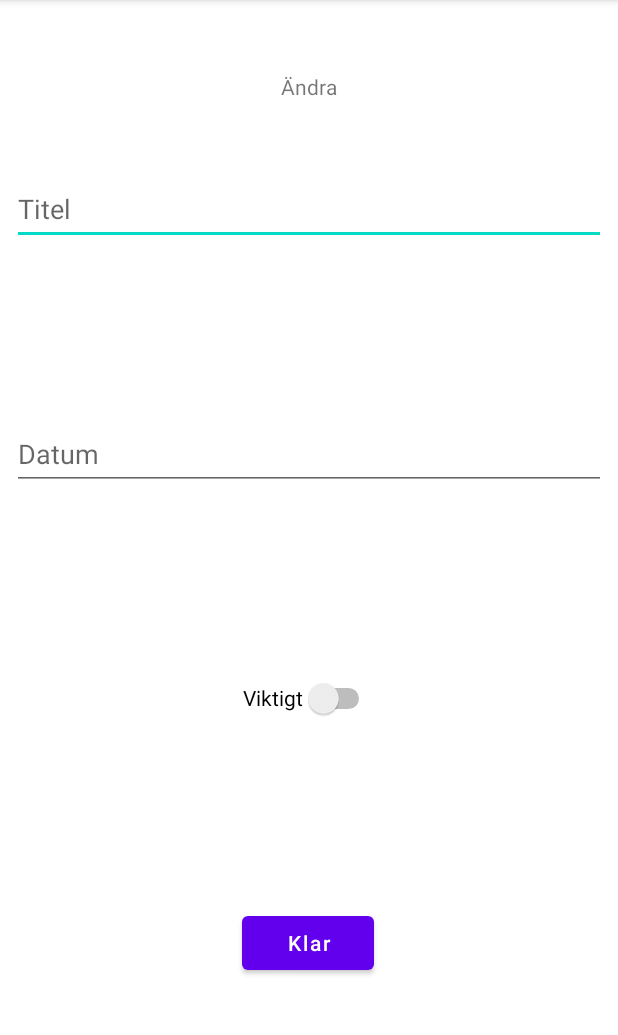
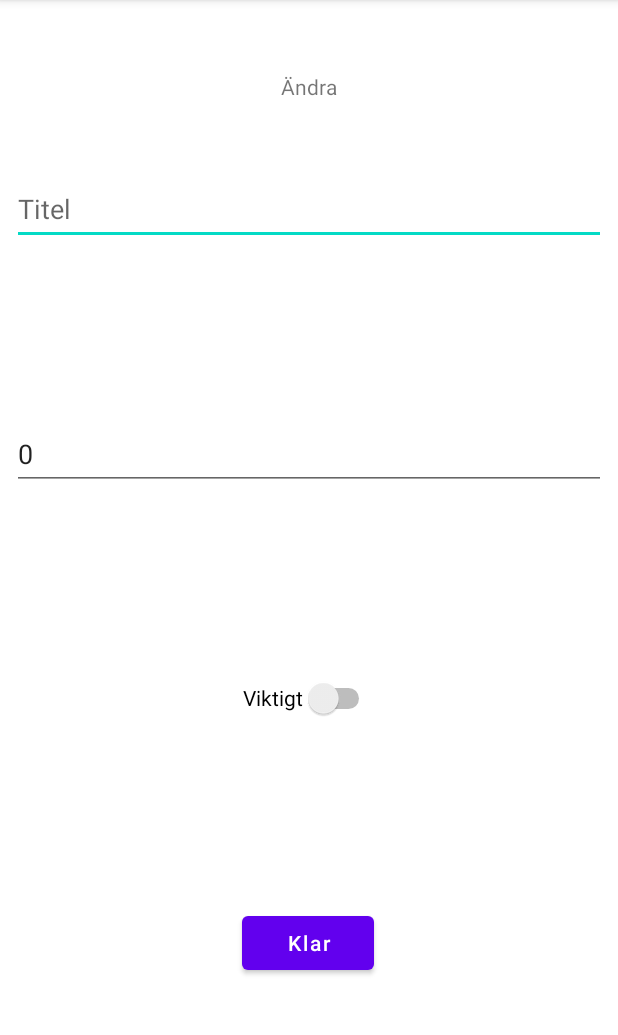
Before and after one commit to TorosK/FCC_SQLite_demo, an Android app: the UpdateReminderActivity screen opened directly, with no data from a screen before it, on a phone screen of 412 x 824 dp, the part 84-1119 px from its top. Run offline under Robolectric (Android 15) with nearby library versions, the phone set to English and light mode, and no system bars.

Commit message:
edit reminder is done. Next is Camera QR code scan

```diff
--- a/app/src/main/java/com/example/fcc_sqlite_demo/DataBaseHelper.java
+++ b/app/src/main/java/com/example/fcc_sqlite_demo/DataBaseHelper.java
@@ -89,7 +89,7 @@ public class DataBaseHelper extends SQLiteOpenHelper {
     }
 
     // Update method
-    public void updateReminder(String originalTitle, String title, int date, boolean important) { // do we also need reminderID ??
+    public void updateReminder(int id, String title, int date, boolean important) {
 
         // calling a method to get writable database.
         SQLiteDatabase sqLiteDatabase = this.getWritableDatabase();
@@ -97,13 +97,14 @@ public class DataBaseHelper extends SQLiteOpenHelper {
 
         // on below line we are passing all values
         // along with its key and value pair.
+        values.put(REMINDER_COLUMN_ID, id);
         values.put(REMINDER_COLUMN_TITLE, title);
         values.put(REMINDER_COLUMN_DATE, date);
         values.put(REMINDER_COLUMN_IS_IMPORTANT, important);
 
         // on below line we are calling a update method to update our database and passing our values.
         // and we are comparing it with title of our reminder which is stored in original title variable. // But why compare?
-        sqLiteDatabase.update(REMINDER_TABLE, values, "TITLE=?", new String[]{originalTitle});
+        sqLiteDatabase.update(REMINDER_TABLE, values, "ID=?", new String[]{id + ""});
         sqLiteDatabase.close();
     }
 }
--- a/app/src/main/java/com/example/fcc_sqlite_demo/UpdateReminderActivity.java
+++ b/app/src/main/java/com/example/fcc_sqlite_demo/UpdateReminderActivity.java
@@ -2,13 +2,76 @@ package com.example.fcc_sqlite_demo;
 
 import androidx.appcompat.app.AppCompatActivity;
 
+import android.content.Intent;
 import android.os.Bundle;
+import android.view.View;
+import android.widget.Button;
+import android.widget.EditText;
+import android.widget.Switch;
+import android.widget.Toast;
 
 public class UpdateReminderActivity extends AppCompatActivity {
+
+    // variables for our edit text, button, strings and dbhandler class.
+    private EditText reminderTitleEdit;
+    private EditText reminderDateEdit;
+    private Switch reminderImportanceEdit;
+    private Button updateReminderButton;
+    private DataBaseHelper dataBaseHelper;
+    int reminderID;
+    String reminderTitle;
+    int reminderDate;
+    boolean reminderImportance;
 
     @Override
     protected void onCreate(Bundle savedInstanceState) {
         super.onCreate(savedInstanceState);
         setContentView(R.layout.activity_update_reminder);
+
+        // initializing all our variables.
+        reminderTitleEdit = findViewById(R.id.idEdtReminderTitle);
+        reminderDateEdit = findViewById(R.id.idEdtReminderDate);
+        reminderImportanceEdit = findViewById(R.id.switch_reminder_Is_Important);
+        updateReminderButton = findViewById(R.id.idBtnUpdateReminder);
+
+        // on below line we are initialing our dbhandler class.
+        dataBaseHelper = new DataBaseHelper(UpdateReminderActivity.this);
+
+        // on below lines we are getting data which
+        // we passed in our adapter class.
+        reminderID = getIntent().getIntExtra("ID", 0);
+        reminderTitle = getIntent().getStringExtra("Title");
+        reminderDate = getIntent().getIntExtra("Date", 0);
+        reminderImportance = getIntent().getBooleanExtra("Important", false);
+
+        // setting data to edit text
+        // of our update activity.
+        reminderTitleEdit.setText(reminderTitle);
+        reminderDateEdit.setText(Integer.toString(reminderDate));
+        reminderImportanceEdit.setChecked(reminderImportance);
+
+        // adding on click listener to our update course button.
+        updateReminderButton.setOnClickListener(new View.OnClickListener() {
+            @Override
+            public void onClick(View v) {
+
+                // inside this method we are calling an update course
+                // method and passing all our edit text values.
+                // System.out.println("reminderImportanceEdit" + reminderImportanceEdit);
+                // System.out.println("reminderImportanceEdit.getText()" + reminderImportanceEdit.getText());
+                // System.out.println("reminderImportanceEdit.getText().toString()" + reminderImportanceEdit.getText().toString());
+                // System.out.println("Boolean.parseBoolean(reminderImportanceEdit.getText().toString())" + Boolean.parseBoolean(reminderImportanceEdit.getText().toString()));
+
+                dataBaseHelper.updateReminder(reminderID, reminderTitleEdit.getText().toString(), Integer.parseInt(reminderDateEdit.getText().toString()), reminderImportanceEdit.isChecked());
+
+                // displaying a toast message that our course has been updated.
+                Toast.makeText(UpdateReminderActivity.this, "Påminnelse uppdaterad...", Toast.LENGTH_LONG).show();
+                // Toast.makeText(UpdateReminderActivity.this, Boolean.parseBoolean(reminderImportanceEdit.getText().toString()) + "", Toast.LENGTH_LONG).show();
+
+                // launching our main activity.
+                Intent intent = new Intent(UpdateReminderActivity.this, MainActivity.class);
+                startActivity(intent);
+            }
+        });
     }
 }
```
Also changed, not shown: app/src/main/java/com/example/fcc_sqlite_demo/MainActivity.java (+23 -18 lines).
